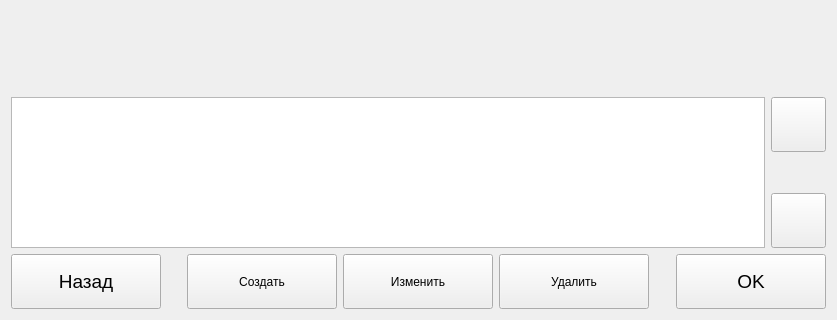
This is QtClient/QtClimaClient/Frames/Light/SelectTimerProfileFrame.ui in ciberslavik/climacore as Qt 5 draws it before an edit; both pictures show x 0 to 837 and y 170 to 490 of the 837 by 490 pixel window. The edited form follows.
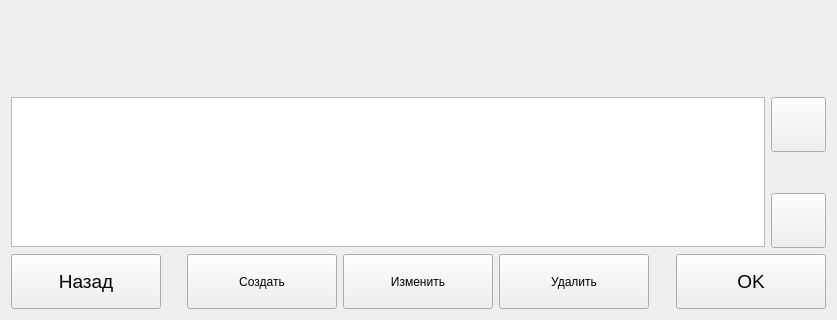
This is the edited form. Icons and pictures are not drawn. Custom widgets are drawn as their Qt base class.

```diff
--- a/QtClient/QtClimaClient/Frames/Light/SelectTimerProfileFrame.ui
+++ b/QtClient/QtClimaClient/Frames/Light/SelectTimerProfileFrame.ui
@@ -14,6 +14,9 @@
    <string>Form</string>
   </property>
   <layout class="QGridLayout" name="gridLayout">
+   <property name="sizeConstraint">
+    <enum>QLayout::SetMaximumSize</enum>
+   </property>
    <item row="0" column="0" colspan="2">
     <widget class="TimerPresenter" name="widget" native="true">
      <property name="minimumSize">
@@ -31,10 +34,22 @@
    </item>
    <item row="1" column="0">
     <widget class="QTableView" name="tableView">
+     <property name="sizePolicy">
+      <sizepolicy hsizetype="Expanding" vsizetype="Fixed">
+       <horstretch>0</horstretch>
+       <verstretch>0</verstretch>
+      </sizepolicy>
+     </property>
+     <property name="minimumSize">
+      <size>
+       <width>0</width>
+       <height>150</height>
+      </size>
+     </property>
      <property name="maximumSize">
       <size>
        <width>16777215</width>
-       <height>16777215</height>
+       <height>150</height>
       </size>
      </property>
     </widget>
```
Left out of the diff: 18 changed lines with no effect on the pictures.
